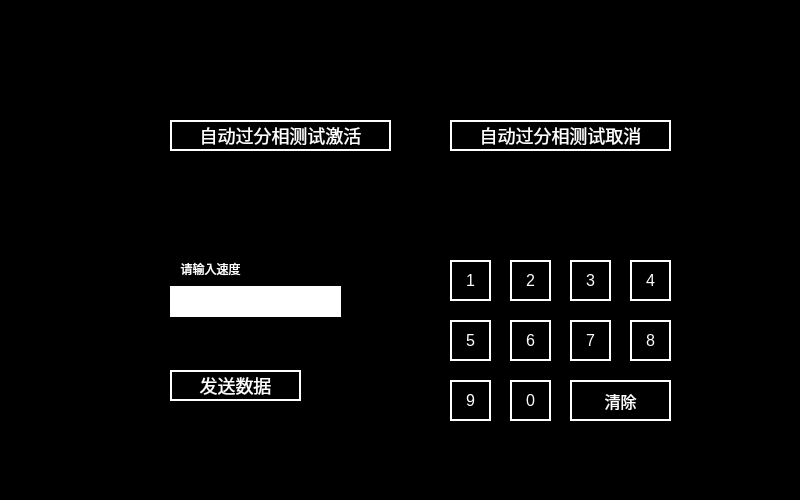
This is main_separation.ui in isliulin/Plan85HMI as Qt 5 draws it before an edit. The edited form follows.
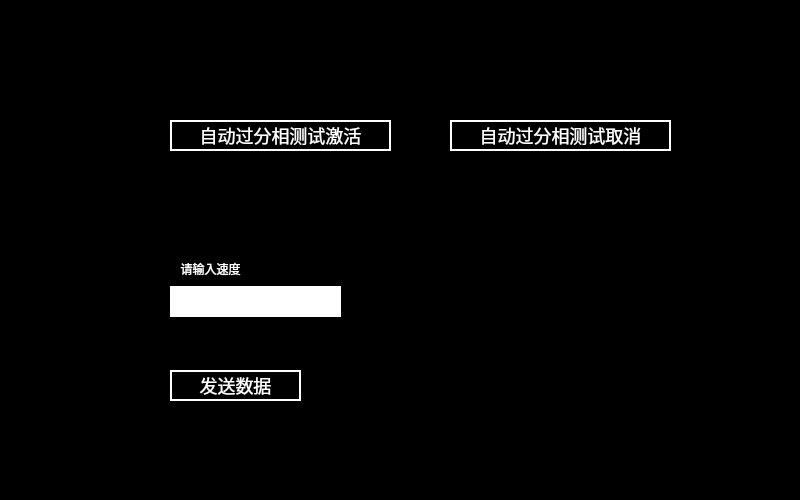
This is the edited form.

Diff of the .ui file:
```diff
--- a/main_separation.ui
+++ b/main_separation.ui
@@ -121,226 +121,6 @@
     <string>发送数据</string>
    </property>
   </widget>
-  <widget class="QPushButton" name="pushButton_6">
-   <property name="geometry">
-    <rect>
-     <x>450</x>
-     <y>260</y>
-     <width>41</width>
-     <height>41</height>
-    </rect>
-   </property>
-   <property name="styleSheet">
-    <string notr="true">	font:16px;
-    color: rgb(255,255,255);
-	background-color: rgb(0, 0, 0);
-border:2px solid white;
-</string>
-   </property>
-   <property name="text">
-    <string>1</string>
-   </property>
-  </widget>
-  <widget class="QPushButton" name="pushButton_7">
-   <property name="geometry">
-    <rect>
-     <x>510</x>
-     <y>260</y>
-     <width>41</width>
-     <height>41</height>
-    </rect>
-   </property>
-   <property name="styleSheet">
-    <string notr="true">	font:16px;
-    color: rgb(255,255,255);
-	background-color: rgb(0, 0, 0);
-border:2px solid white;
-</string>
-   </property>
-   <property name="text">
-    <string>2</string>
-   </property>
-  </widget>
-  <widget class="QPushButton" name="pushButton_8">
-   <property name="geometry">
-    <rect>
-     <x>570</x>
-     <y>260</y>
-     <width>41</width>
-     <height>41</height>
-    </rect>
-   </property>
-   <property name="styleSheet">
-    <string notr="true">	font:16px;
-    color: rgb(255,255,255);
-	background-color: rgb(0, 0, 0);
-border:2px solid white;
-</string>
-   </property>
-   <property name="text">
-    <string>3</string>
-   </property>
-  </widget>
-  <widget class="QPushButton" name="pushButton_9">
-   <property name="geometry">
-    <rect>
-     <x>630</x>
-     <y>260</y>
-     <width>41</width>
-     <height>41</height>
-    </rect>
-   </property>
-   <property name="styleSheet">
-    <string notr="true">	font:16px;
-    color: rgb(255,255,255);
-	background-color: rgb(0, 0, 0);
-border:2px solid white;
-</string>
-   </property>
-   <property name="text">
-    <string>4</string>
-   </property>
-  </widget>
-  <widget class="QPushButton" name="pushButton_10">
-   <property name="geometry">
-    <rect>
-     <x>450</x>
-     <y>320</y>
-     <width>41</width>
-     <height>41</height>
-    </rect>
-   </property>
-   <property name="styleSheet">
-    <string notr="true">	font:16px;
-    color: rgb(255,255,255);
-	background-color: rgb(0, 0, 0);
-border:2px solid white;
-</string>
-   </property>
-   <property name="text">
-    <string>5</string>
-   </property>
-  </widget>
-  <widget class="QPushButton" name="pushButton_11">
-   <property name="geometry">
-    <rect>
-     <x>510</x>
-     <y>320</y>
-     <width>41</width>
-     <height>41</height>
-    </rect>
-   </property>
-   <property name="styleSheet">
-    <string notr="true">	font:16px;
-    color: rgb(255,255,255);
-	background-color: rgb(0, 0, 0);
-border:2px solid white;
-</string>
-   </property>
-   <property name="text">
-    <string>6</string>
-   </property>
-  </widget>
-  <widget class="QPushButton" name="pushButton_12">
-   <property name="geometry">
-    <rect>
-     <x>570</x>
-     <y>320</y>
-     <width>41</width>
-     <height>41</height>
-    </rect>
-   </property>
-   <property name="styleSheet">
-    <string notr="true">	font:16px;
-    color: rgb(255,255,255);
-	background-color: rgb(0, 0, 0);
-border:2px solid white;
-</string>
-   </property>
-   <property name="text">
-    <string>7</string>
-   </property>
-  </widget>
-  <widget class="QPushButton" name="pushButton_13">
-   <property name="geometry">
-    <rect>
-     <x>630</x>
-     <y>320</y>
-     <width>41</width>
-     <height>41</height>
-    </rect>
-   </property>
-   <property name="styleSheet">
-    <string notr="true">	font:16px;
-    color: rgb(255,255,255);
-	background-color: rgb(0, 0, 0);
-border:2px solid white;
-</string>
-   </property>
-   <property name="text">
-    <string>8</string>
-   </property>
-  </widget>
-  <widget class="QPushButton" name="pushButton_14">
-   <property name="geometry">
-    <rect>
-     <x>450</x>
-     <y>380</y>
-     <width>41</width>
-     <height>41</height>
-    </rect>
-   </property>
-   <property name="styleSheet">
-    <string notr="true">	font:16px;
-    color: rgb(255,255,255);
-	background-color: rgb(0, 0, 0);
-border:2px solid white;
-</string>
-   </property>
-   <property name="text">
-    <string>9</string>
-   </property>
-  </widget>
-  <widget class="QPushButton" name="pushButton_15">
-   <property name="geometry">
-    <rect>
-     <x>510</x>
-     <y>380</y>
-     <width>41</width>
-     <height>41</height>
-    </rect>
-   </property>
-   <property name="styleSheet">
-    <string notr="true">	font:16px;
-    color: rgb(255,255,255);
-	background-color: rgb(0, 0, 0);
-border:2px solid white;
-</string>
-   </property>
-   <property name="text">
-    <string>0</string>
-   </property>
-  </widget>
-  <widget class="QPushButton" name="pushButton_16">
-   <property name="geometry">
-    <rect>
-     <x>570</x>
-     <y>380</y>
-     <width>101</width>
-     <height>41</height>
-    </rect>
-   </property>
-   <property name="styleSheet">
-    <string notr="true">	font:16px;
-    color: rgb(255,255,255);
-	background-color: rgb(0, 0, 0);
-border:2px solid white;
-</string>
-   </property>
-   <property name="text">
-    <string>清除</string>
-   </property>
-  </widget>
  </widget>
  <resources/>
  <connections/>
```
Left out of the diff: 2 changed lines with no effect on the pictures.
